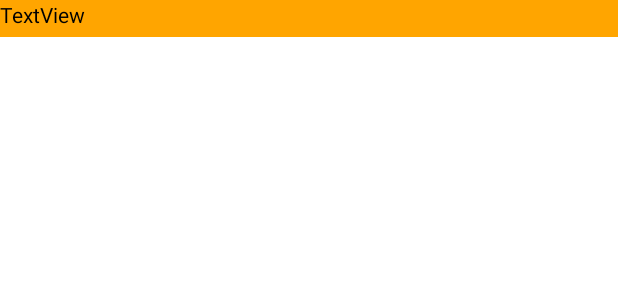
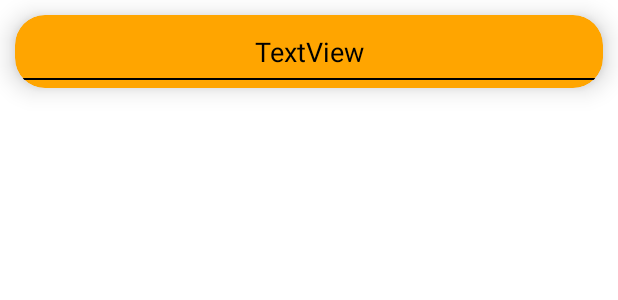
Before and after one commit to ahmetkarli/Android-GlisemikIndeks, an Android app: the layout category_row.xml on its own in the app's theme, with its tools: preview values and no code run, on a phone screen of 412 x 824 dp. Shown: the top 300 px of the screen. Run offline under Robolectric (Android 15) with nearby library versions, the phone set to English and light mode, and no system bars; Roboto replaces fonts that are not available here.

Commit message:
Added features
Listing by category and sorting by glysemic index

```diff
--- a/app/build.gradle
+++ b/app/build.gradle
@@ -40,7 +40,6 @@ android {
 }
 
 
-
 dependencies {
 
     implementation 'androidx.core:core-ktx:1.7.0'
@@ -55,4 +54,6 @@ dependencies {
     implementation 'com.github.AppIntro:AppIntro:6.0.0'
 
 
+
+
 }
--- /dev/null
+++ b/app/src/main/res/drawable/search.xml
@@ -0,0 +1,5 @@
+<vector android:height="24dp" android:tint="#FFFFFF"
+    android:viewportHeight="24" android:viewportWidth="24"
+    android:width="24dp" xmlns:android="http://schemas.android.com/apk/res/android">
+    <path android:fillColor="@android:color/white" android:pathData="M15.5,14h-0.79l-0.28,-0.27C15.41,12.59 16,11.11 16,9.5 16,5.91 13.09,3 9.5,3S3,5.91 3,9.5 5.91,16 9.5,16c1.61,0 3.09,-0.59 4.23,-1.57l0.27,0.28v0.79l5,4.99L20.49,19l-4.99,-5zM9.5,14C7.01,14 5,11.99 5,9.5S7.01,5 9.5,5 14,7.01 14,9.5 11.99,14 9.5,14z"/>
+</vector>
--- /dev/null
+++ b/app/src/main/res/drawable/sort.xml
@@ -0,0 +1,5 @@
+<vector android:height="24dp" android:tint="#FFFFFF"
+    android:viewportHeight="24" android:viewportWidth="24"
+    android:width="24dp" xmlns:android="http://schemas.android.com/apk/res/android">
+    <path android:fillColor="@android:color/white" android:pathData="M3,18h6v-2L3,16v2zM3,6v2h18L21,6L3,6zM3,13h12v-2L3,11v2z"/>
+</vector>
--- a/app/src/main/res/layout/category_row.xml
+++ b/app/src/main/res/layout/category_row.xml
@@ -1,20 +1,44 @@
 <?xml version="1.0" encoding="utf-8"?>
-<androidx.constraintlayout.widget.ConstraintLayout xmlns:android="http://schemas.android.com/apk/res/android"
+<androidx.cardview.widget.CardView xmlns:android="http://schemas.android.com/apk/res/android"
     xmlns:app="http://schemas.android.com/apk/res-auto"
     xmlns:tools="http://schemas.android.com/tools"
     android:layout_width="match_parent"
     android:layout_height="wrap_content"
-    android:background="@color/orange">
+    android:backgroundTint="@color/orange"
+    app:cardCornerRadius="20dp"
+    app:cardElevation="10dp"
+    android:layout_margin="10dp">
+
+
+    <androidx.constraintlayout.widget.ConstraintLayout
+        android:layout_width="match_parent"
+        android:layout_height="match_parent">
 
         <TextView
             android:id="@+id/textView"
-        android:layout_width="0dp"
+            android:layout_width="wrap_content"
             android:layout_height="wrap_content"
-        android:layout_marginBottom="5dp"
             android:text="TextView"
+            android:textAlignment="center"
             android:textColor="@color/black"
+            android:textSize="18sp"
             app:layout_constraintBottom_toBottomOf="parent"
             app:layout_constraintEnd_toEndOf="parent"
             app:layout_constraintStart_toStartOf="parent"
             app:layout_constraintTop_toTopOf="parent" />
+
+        <View
+            android:id="@+id/view2"
+            android:layout_width="0dp"
+            android:layout_height="1dp"
+            android:layout_marginTop="5dp"
+            android:layout_marginBottom="5dp"
+            android:background="@color/black"
+            app:layout_constraintBottom_toBottomOf="parent"
+            app:layout_constraintEnd_toEndOf="parent"
+            app:layout_constraintHorizontal_bias="0.333"
+            app:layout_constraintStart_toStartOf="parent"
+            app:layout_constraintTop_toBottomOf="@+id/textView" />
     </androidx.constraintlayout.widget.ConstraintLayout>
+
+</androidx.cardview.widget.CardView>
```
Also changed, not shown: app/src/main/java/com/works/glisemikindeks/activities/DB.kt (+52 -0 lines), app/src/main/java/com/works/glisemikindeks/activities/Intro.kt (+18 -8 lines), app/src/main/java/com/works/glisemikindeks/activities/MainActivity.kt (+57 -7 lines), app/src/main/res/drawable/category.xml (+6 -17 lines), app/src/main/res/layout/activity_main.xml (+13 -3 lines), app/src/main/res/menu/main_menu.xml (+7 -3 lines), app/src/main/res/drawable/slide5.png, 5 other files. Lines whose indentation alone changed are shown as unchanged.
